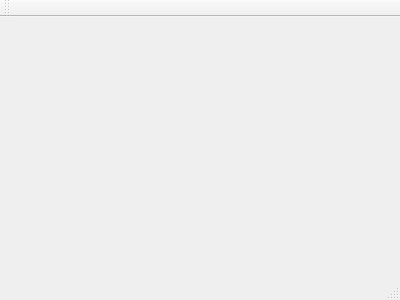
First picture: the form in mainwindow.ui, repository NewNapoleon/CodeSummaryTool, before the edit.
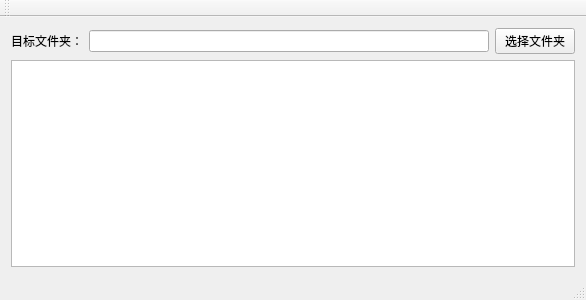
Second picture: the form after the edit.

Diff of the .ui file:
```diff
--- a/mainwindow.ui
+++ b/mainwindow.ui
@@ -1,24 +1,70 @@
 <ui version="4.0">
  <class>MainWindow</class>
- <widget class="QMainWindow" name="MainWindow" >
-  <property name="geometry" >
+ <widget class="QMainWindow" name="MainWindow">
+  <property name="geometry">
    <rect>
     <x>0</x>
     <y>0</y>
-    <width>400</width>
+    <width>586</width>
     <height>300</height>
    </rect>
   </property>
   <property name="windowTitle" >
    <string>MainWindow</string>
   </property>
-  <widget class="QMenuBar" name="menuBar" />
-  <widget class="QToolBar" name="mainToolBar" />
-  <widget class="QWidget" name="centralWidget" />
-  <widget class="QStatusBar" name="statusBar" />
+  <widget class="QWidget" name="centralWidget">
+   <layout class="QHBoxLayout" name="horizontalLayout_2">
+    <item>
+     <layout class="QVBoxLayout" name="verticalLayout">
+      <item>
+       <layout class="QHBoxLayout" name="horizontalLayout">
+        <item>
+         <widget class="QLabel" name="label">
+          <property name="text">
+           <string>目标文件夹：</string>
+          </property>
+         </widget>
+        </item>
+        <item>
+         <widget class="QLineEdit" name="TargetFileDirectory"/>
+        </item>
+        <item>
+         <widget class="QPushButton" name="OpenDirectory">
+          <property name="text">
+           <string>选择文件夹</string>
+          </property>
+         </widget>
+        </item>
+       </layout>
+      </item>
+      <item>
+       <widget class="QTextBrowser" name="CodeSummaryInfo"/>
+      </item>
+     </layout>
+    </item>
+   </layout>
+  </widget>
+  <widget class="QMenuBar" name="menuBar">
+   <property name="geometry">
+    <rect>
+     <x>0</x>
+     <y>0</y>
+     <width>586</width>
+     <height>23</height>
+    </rect>
+   </property>
+  </widget>
+  <widget class="QToolBar" name="mainToolBar">
+   <attribute name="toolBarArea">
+    <enum>TopToolBarArea</enum>
+   </attribute>
+   <attribute name="toolBarBreak">
+    <bool>false</bool>
+   </attribute>
+  </widget>
+  <widget class="QStatusBar" name="statusBar"/>
  </widget>
- <layoutDefault spacing="6" margin="11" />
- <pixmapfunction></pixmapfunction>
+ <layoutdefault spacing="6" margin="11"/>
  <resources/>
  <connections/>
 </ui>
```
Left out of the diff: 3 changed lines with no effect on the pictures.
